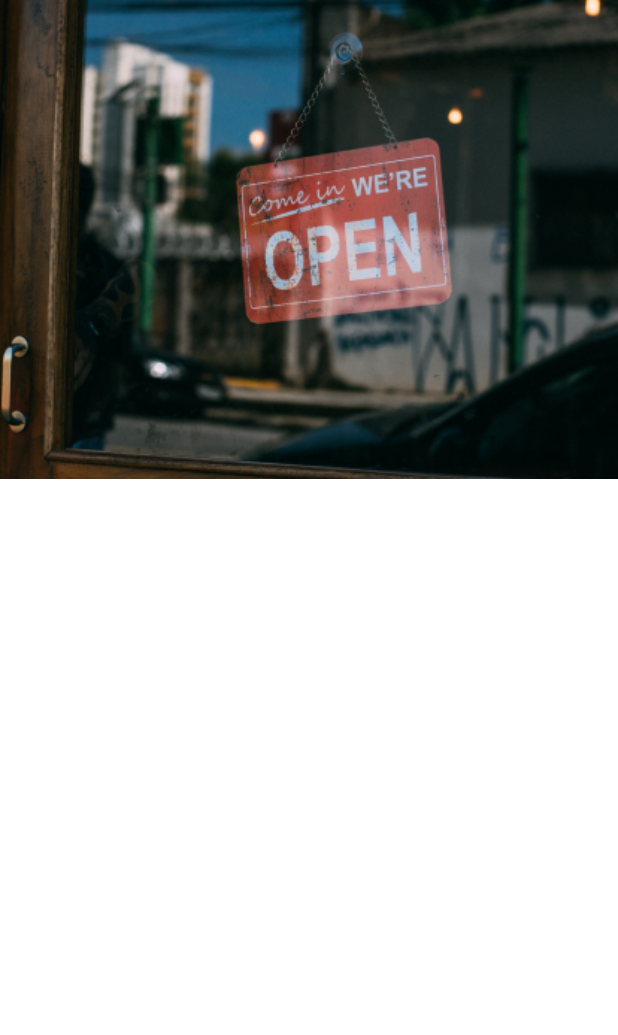
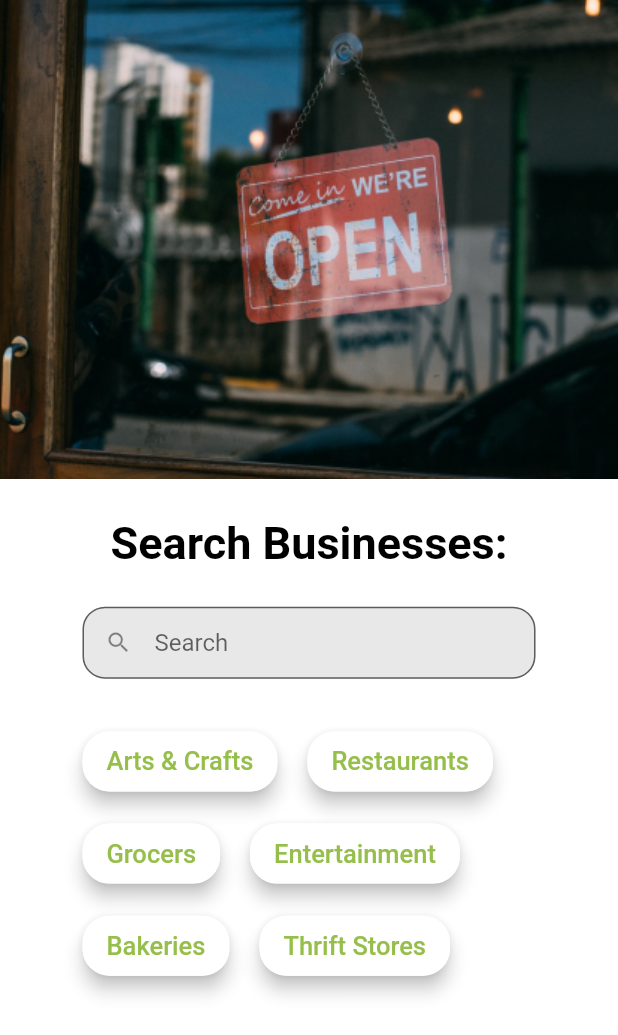
Before and after one commit to ivanmudarth/Lokal, a Flutter app: the screen it shows after launch, on a phone screen of 412 x 824 dp. Shown: the top 1035 px of the screen. Run offline on Flutter 3.47's test engine with Material 2 defaults, Android fonts, the phone set to English and light mode, and no system bars; Roboto replaces fonts that are missing (SF Pro Display).

Commit message:
add category button grid

```diff
--- a/lokal/lib/home.dart
+++ b/lokal/lib/home.dart
@@ -1,6 +1,16 @@
 import 'package:flutter/material.dart';
 
 class HomePage extends StatelessWidget {
+  final categories = ["Greek", "French", "Italian"];
+  final bizList = [
+    "Lazros Greek Grills",
+    "Piatto",
+    "Bobby's Hideaway",
+    "Orchard Diner",
+    " Grill House",
+    "Mo's Restaurant"
+  ];
+
   @override
   Widget build(BuildContext context) {
     return Scaffold(
@@ -105,11 +115,16 @@ class HomePage extends StatelessWidget {
                       SizedBox(height: 30),
                       Row(
                         children: [
-                          CategoryButton(text: "Greek"),
-                          SizedBox(width: 15),
-                          CategoryButton(text: "French"),
-                          SizedBox(width: 15),
-                          CategoryButton(text: "Italian")
+                          for (int i = 0; i < categories.length; ++i)
+                            Row(
+                              children: [
+                                CategoryButton(text: categories.elementAt(i)),
+                                if (i != categories.length - 1)
+                                  SizedBox(
+                                    width: 15,
+                                  )
+                              ],
+                            )
                         ],
                       ),
                       SizedBox(height: 30),
@@ -122,7 +137,7 @@ class HomePage extends StatelessWidget {
                             crossAxisSpacing: 25,
                             mainAxisSpacing: 10,
                             children: [
-                              for (var i in count)
+                              for (int i = 1; i <= bizList.length; ++i)
                                 Column(
                                   crossAxisAlignment: CrossAxisAlignment.start,
                                   children: [
@@ -163,16 +178,6 @@ class HomePage extends StatelessWidget {
     );
   }
 
-  final count = [1, 2, 3, 4, 5, 6];
-  final bizList = [
-    "Lazros Greek Grills",
-    "Piatto",
-    "Bobby's Hideaway",
-    "Orchard Diner",
-    " Grill House",
-    "Mo's Restaurant"
-  ];
-
   // ignore: non_constant_identifier_names
   Widget CategoryButton({String text}) {
     return ButtonTheme(
--- a/lokal/lib/main.dart
+++ b/lokal/lib/main.dart
@@ -15,7 +15,7 @@ class MyApp extends StatelessWidget {
       theme: ThemeData(
         primarySwatch: Colors.blue,
       ),
-      // home: HomePage(), // uncomment to display page
+      //home: HomePage(), // uncomment to display page
       home: SearchPage(),
     );
   }
--- a/lokal/lib/search.dart
+++ b/lokal/lib/search.dart
@@ -1,6 +1,16 @@
 import 'package:flutter/material.dart';
 
 class SearchPage extends StatelessWidget {
+  // must contain EVEN number of elements
+  final categories = [
+    "Arts & Crafts",
+    "Restaurants",
+    "Grocers",
+    "Entertainment",
+    "Bakeries",
+    "Thrift Stores"
+  ];
+
   @override
   Widget build(BuildContext context) {
     return Scaffold(
@@ -18,8 +28,78 @@ class SearchPage extends StatelessWidget {
           width: size.width,
           child: Image(image: AssetImage("assets/images/store-front.png")),
         ),
-        Column()
+        SizedBox(
+          height: 25,
+        ),
+        Padding(
+          padding: const EdgeInsets.symmetric(horizontal: 55.0),
+          child: Column(children: [
+            RichText(
+              text: TextSpan(
+                  text: 'Search Businesses:',
+                  style: TextStyle(
+                    fontSize: 30,
+                    fontFamily: "SF Pro Display",
+                    color: Colors.black,
+                    fontWeight: FontWeight.w700,
+                    //color: Color(0xff96BE4B)),
+                  )),
+            ),
+            SizedBox(
+              height: 25,
+            ),
+            TextField(
+              decoration: InputDecoration(
+                  fillColor: Color(0xffe8e8e8),
+                  filled: true,
+                  contentPadding: new EdgeInsets.symmetric(vertical: 0),
+                  prefixIcon: Icon(
+                    Icons.search,
+                    size: 18,
+                  ),
+                  border: OutlineInputBorder(
+                      borderRadius: BorderRadius.circular(15),
+                      borderSide: new BorderSide(color: Colors.amber)),
+                  hintText: 'Search'),
+            ),
+            SizedBox(
+              height: 25,
+            ),
+            SizedBox(
+                height: 500,
+                child: GridView.count(
+                  // padding: EdgeInsets.zero,
+                  crossAxisCount: 1,
+                  childAspectRatio: 5,
+                  mainAxisSpacing: 1,
+                  children: [
+                    for (int i = 0; i < categories.length; i += 2)
+                      Row(children: [
+                        CategoryButton(text: categories.elementAt(i)),
+                        SizedBox(width: 20),
+                        CategoryButton(text: categories.elementAt(i + 1))
+                      ]),
+                  ],
+                )),
+          ]),
+        )
       ],
     );
   }
+
+  // ignore: non_constant_identifier_names
+  Widget CategoryButton({String text}) {
+    return ButtonTheme(
+        height: 40,
+        child: RaisedButton(
+          shape: RoundedRectangleBorder(
+              borderRadius: BorderRadius.circular(18.0),
+              side: BorderSide(color: Colors.white)),
+          onPressed: () {},
+          elevation: 5,
+          color: Colors.white,
+          textColor: Color(0xff96BE4B),
+          child: Text(text, style: TextStyle(fontSize: 17)),
+        ));
+  }
 }
```
